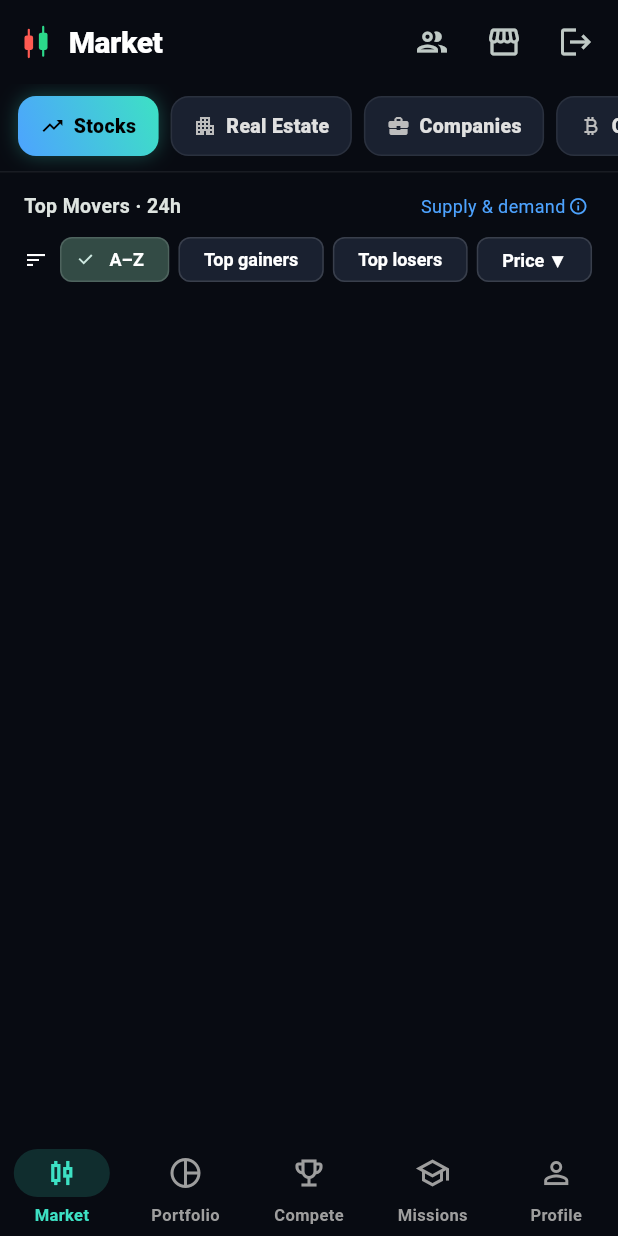
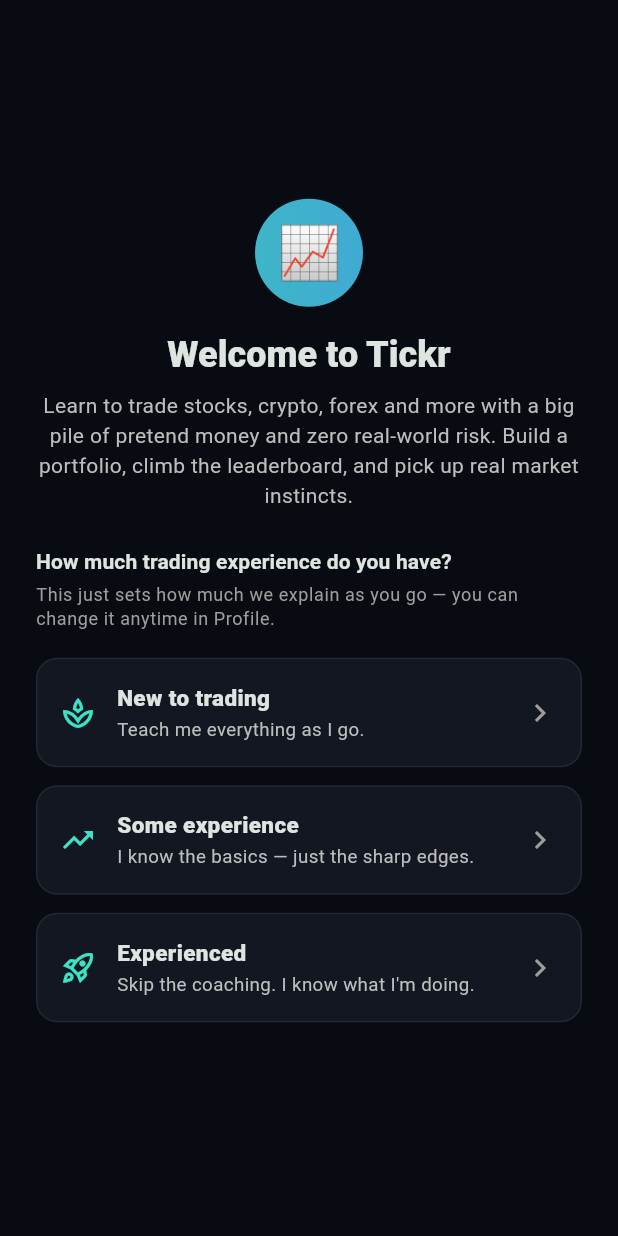
Before and after one commit to Reapa/tickr, a Flutter app: the screen it shows once a user with an empty profile is signed in, on a phone screen of 412 x 824 dp. Run offline on Flutter 3.47's test engine with Material 3 defaults, Android fonts, the phone set to English and light mode, and no system bars; our stand-ins replace fl_chart, flutter_riverpod, go_router, shared_preferences, supabase_flutter, web; accounts and stored records are empty.

Commit message:
Skill-level onboarding + contextual tutorial tips (#12b)
New players pick a skill level on first run, which tunes how much in-app
coaching they get; dismissible tips teach concepts in context.

- core/tutorial.dart: SkillLevel + persisted TutorialState (level + which
  tips were dismissed).
- Onboarding screen (welcome + skill picker) gates the app on first run,
  via a check in ShellScreen.
- core/widgets/tutorial_tip.dart: a dismissible coaching banner that shows
  once per player and only at/below its target skill level (beginners see
  the most, advanced see little). Placed on market, asset detail, order
  ticket, portfolio and compete.
- Profile gains a "Guidance & tutorial" sheet to change coaching level or
  replay the whole tutorial.

39 Dart tests pass, analyze clean. Client-only (no migration).

Co-Authored-By: Claude Opus 4.8 <noreply@anthropic.com>

```diff
--- a/app/lib/core/shell_screen.dart
+++ b/app/lib/core/shell_screen.dart
@@ -8,10 +8,12 @@ import '../features/portfolio/data/portfolio_repository.dart';
 import '../features/portfolio/presentation/positions_bar.dart';
 import '../features/profile/data/profile_repository.dart';
 import '../features/profile/presentation/daily_reward_dialog.dart';
+import '../features/onboarding/presentation/onboarding_screen.dart';
 import '../features/trading/data/trigger_alerts.dart';
 import 'app_update.dart';
 import 'format.dart';
 import 'theme.dart';
+import 'tutorial.dart';
 import 'widgets/celebration.dart';
 
 /// App chrome: bottom navigation on phones, navigation rail on wide screens
@@ -124,6 +126,10 @@ class ShellScreen extends ConsumerWidget {
 
   @override
   Widget build(BuildContext context, WidgetRef ref) {
+    // First-run: pick a skill level before the app opens up.
+    if (!ref.watch(tutorialProvider).onboarded) {
+      return const OnboardingScreen();
+    }
     _listenForTriggerFills(context, ref);
     _listenForLeveragedCloses(context, ref);
     _listenForLevelUp(context, ref);
--- /dev/null
+++ b/app/lib/core/tutorial.dart
@@ -0,0 +1,86 @@
+import 'package:flutter_riverpod/flutter_riverpod.dart';
+
+import 'prefs.dart';
+
+/// How much hand-holding the player wants. Higher rank = more experience =
+/// fewer tips. Chosen once during onboarding, changeable from Profile.
+enum SkillLevel {
+  beginner('New to trading', 'Teach me everything as I go.', 0),
+  intermediate('Some experience', 'I know the basics — just the sharp edges.', 1),
+  advanced('Experienced', 'Skip the coaching. I know what I\'m doing.', 2);
+
+  const SkillLevel(this.label, this.blurb, this.rank);
+
+  final String label;
+  final String blurb;
+  final int rank;
+}
+
+/// Onboarding + contextual-tip state. `skillLevel == null` means the player
+/// hasn't finished onboarding yet.
+class TutorialState {
+  const TutorialState({this.skillLevel, this.dismissed = const {}});
+
+  final SkillLevel? skillLevel;
+  final Set<String> dismissed;
+
+  bool get onboarded => skillLevel != null;
+
+  /// A tip written for experience "up to" [showUpTo] shows only if the player
+  /// is at or below that level and hasn't dismissed it. So beginners see the
+  /// most, advanced players see only tips marked for everyone.
+  bool showsTip(String id, SkillLevel showUpTo) =>
+      onboarded &&
+      !dismissed.contains(id) &&
+      skillLevel!.rank <= showUpTo.rank;
+
+  TutorialState copyWith({SkillLevel? skillLevel, Set<String>? dismissed}) =>
+      TutorialState(
+        skillLevel: skillLevel ?? this.skillLevel,
+        dismissed: dismissed ?? this.dismissed,
+      );
+}
+
+class TutorialNotifier extends Notifier<TutorialState> {
+  static const _kLevel = 'tutorial.skillLevel';
+  static const _kDismissed = 'tutorial.dismissed';
+
+  @override
+  TutorialState build() {
+    final prefs = ref.read(sharedPreferencesProvider);
+    return TutorialState(
+      skillLevel: _levelFromName(prefs.getString(_kLevel)),
+      dismissed: (prefs.getStringList(_kDismissed) ?? const []).toSet(),
+    );
+  }
+
+  static SkillLevel? _levelFromName(String? name) {
+    for (final level in SkillLevel.values) {
+      if (level.name == name) return level;
+    }
+    return null;
+  }
+
+  void setSkillLevel(SkillLevel level) {
+    ref.read(sharedPreferencesProvider).setString(_kLevel, level.name);
+    state = state.copyWith(skillLevel: level);
+  }
+
+  void dismissTip(String id) {
+    if (state.dismissed.contains(id)) return;
+    final next = {...state.dismissed, id};
+    ref.read(sharedPreferencesProvider).setStringList(_kDismissed, next.toList());
+    state = state.copyWith(dismissed: next);
+  }
+
+  /// Restart the whole tutorial (re-runs onboarding + re-shows every tip).
+  void reset() {
+    ref.read(sharedPreferencesProvider)
+      ..remove(_kLevel)
+      ..remove(_kDismissed);
+    state = const TutorialState();
+  }
+}
+
+final tutorialProvider =
+    NotifierProvider<TutorialNotifier, TutorialState>(TutorialNotifier.new);
--- a/app/lib/features/market/presentation/market_screen.dart
+++ b/app/lib/features/market/presentation/market_screen.dart
@@ -12,6 +12,7 @@ import '../../../core/widgets/skeleton.dart';
 import '../../../core/sector_colors.dart';
 import '../../../core/theme.dart';
 import '../../../core/widgets/price_flash.dart';
+import '../../../core/widgets/tutorial_tip.dart';
 import '../../profile/data/profile_repository.dart';
 import '../../trading/data/trading_repository.dart';
 import '../data/market_repository.dart';
@@ -256,6 +257,12 @@ class _MarketList extends ConsumerWidget {
           },
           child: ListView(
             children: [
+              const TutorialTip(
+                id: 'market_list',
+                text: 'This is the market. Tap any asset to see its chart and '
+                    'trade it. Locked classes (crypto, forex, more) unlock as '
+                    'you grow your net worth.',
+              ),
               if (showMovers) ...[
                 const TickerTape(),
                 const Divider(height: 1),
--- /dev/null
+++ b/app/lib/features/onboarding/presentation/onboarding_screen.dart
@@ -0,0 +1,131 @@
+import 'package:flutter/material.dart';
+import 'package:flutter_riverpod/flutter_riverpod.dart';
+
+import '../../../core/theme.dart';
+import '../../../core/tutorial.dart';
+
+/// One-time welcome shown to a new trader: what Tickr is, and a skill-level
+/// pick that tunes how much in-app coaching they'll get.
+class OnboardingScreen extends ConsumerWidget {
+  const OnboardingScreen({super.key});
+
+  @override
+  Widget build(BuildContext context, WidgetRef ref) {
+    return Scaffold(
+      body: SafeArea(
+        child: Center(
+          child: ConstrainedBox(
+            constraints: const BoxConstraints(maxWidth: 460),
+            child: ListView(
+              shrinkWrap: true,
+              padding: const EdgeInsets.all(24),
+              children: [
+                const SizedBox(height: 8),
+                Container(
+                  width: 72,
+                  height: 72,
+                  alignment: Alignment.center,
+                  decoration: BoxDecoration(
+                    shape: BoxShape.circle,
+                    gradient: LinearGradient(colors: [
+                      AppTheme.brand.withValues(alpha: 0.9),
+                      AppTheme.accent.withValues(alpha: 0.9),
+                    ]),
+                  ),
+                  child: const Text('📈', style: TextStyle(fontSize: 34)),
+                ),
+                const SizedBox(height: 16),
+                Text('Welcome to Tickr',
+                    textAlign: TextAlign.center,
+                    style: Theme.of(context)
+                        .textTheme
+                        .headlineSmall
+                        ?.copyWith(fontWeight: FontWeight.w900)),
+                const SizedBox(height: 8),
+                Text(
+                  'Learn to trade stocks, crypto, forex and more with a big pile '
+                  'of pretend money and zero real-world risk. Build a portfolio, '
+                  'climb the leaderboard, and pick up real market instincts.',
+                  textAlign: TextAlign.center,
+                  style: Theme.of(context)
+                      .textTheme
+                      .bodyMedium
+                      ?.copyWith(color: Colors.grey.shade400),
+                ),
+                const SizedBox(height: 24),
+                Text('How much trading experience do you have?',
+                    style: Theme.of(context)
+                        .textTheme
+                        .titleSmall
+                        ?.copyWith(fontWeight: FontWeight.w700)),
+                const SizedBox(height: 4),
+                Text('This just sets how much we explain as you go — you can '
+                    'change it anytime in Profile.',
+                    style: Theme.of(context)
+                        .textTheme
+                        .bodySmall
+                        ?.copyWith(color: Colors.grey.shade500)),
+                const SizedBox(height: 12),
+                for (final level in SkillLevel.values)
+                  _SkillCard(
+                    level: level,
+                    onPick: () =>
+                        ref.read(tutorialProvider.notifier).setSkillLevel(level),
+                  ),
+                const SizedBox(height: 12),
+              ],
+            ),
+          ),
+        ),
+      ),
+    );
+  }
+}
+
+class _SkillCard extends StatelessWidget {
+  const _SkillCard({required this.level, required this.onPick});
+
+  final SkillLevel level;
+  final VoidCallback onPick;
+
+  static const _icons = {
+    SkillLevel.beginner: Icons.spa_outlined,
+    SkillLevel.intermediate: Icons.trending_up,
+    SkillLevel.advanced: Icons.rocket_launch_outlined,
+  };
+
+  @override
+  Widget build(BuildContext context) {
+    return Card(
+      margin: const EdgeInsets.symmetric(vertical: 6),
+      child: InkWell(
+        borderRadius: BorderRadius.circular(AppTheme.radius),
+        onTap: onPick,
+        child: Padding(
+          padding: const EdgeInsets.all(16),
+          child: Row(
+            children: [
+              Icon(_icons[level], color: AppTheme.brand),
+              const SizedBox(width: 14),
+              Expanded(
+                child: Column(
+                  crossAxisAlignment: CrossAxisAlignment.start,
+                  children: [
+                    Text(level.label,
+                        style: const TextStyle(
+                            fontWeight: FontWeight.w800, fontSize: 15)),
+                    const SizedBox(height: 2),
+                    Text(level.blurb,
+                        style: TextStyle(
+                            fontSize: 12.5, color: Colors.grey.shade400)),
+                  ],
+                ),
+              ),
+              const Icon(Icons.chevron_right, color: Colors.grey),
+            ],
+          ),
+        ),
+      ),
+    );
+  }
+}
--- a/app/lib/features/portfolio/presentation/portfolio_screen.dart
+++ b/app/lib/features/portfolio/presentation/portfolio_screen.dart
@@ -10,6 +10,7 @@ import '../../../core/sector_colors.dart';
 import '../../../core/theme.dart';
 import '../../../core/widgets/concept_chip.dart';
 import '../../../core/widgets/price_flash.dart';
+import '../../../core/widgets/tutorial_tip.dart';
 import '../../leverage/data/leverage_repository.dart';
 import '../../leverage/presentation/leverage_position_card.dart';
 import '../../market/data/market_repository.dart';
@@ -60,6 +61,12 @@ class PortfolioScreen extends ConsumerWidget {
         },
         child: ListView(
           children: [
+            const TutorialTip(
+              id: 'portfolio',
+              text: 'Your net worth is cash plus everything you hold, marked to '
+                  'live prices. The chart tracks it over time; positions and '
+                  'queued orders sit below.',
+            ),
             Card(
               child: Container(
                 decoration: BoxDecoration(
--- a/app/lib/features/trading/presentation/order_ticket.dart
+++ b/app/lib/features/trading/presentation/order_ticket.dart
@@ -5,6 +5,7 @@ import '../../../core/education.dart';
 import '../../../core/format.dart';
 import '../../../core/theme.dart';
 import '../../../core/widgets/concept_chip.dart';
+import '../../../core/widgets/tutorial_tip.dart';
 import '../../market/domain/asset.dart';
 import '../../missions/data/missions_repository.dart';
 import '../../portfolio/data/portfolio_repository.dart';
@@ -189,6 +190,11 @@ class _OrderTicketState extends ConsumerState<OrderTicket> {
                 ? 'Cash available: ${Fmt.money(cash)}'
                 : 'You hold: ${Fmt.quantity(held)}',
             style: Theme.of(context).textTheme.bodySmall,
+          ),
+          const TutorialTip(
+            id: 'order_ticket',
+            text: 'Enter a number of units, or switch to “Amount” to spend a '
+                'set cash value. A market order fills at the live price now.',
           ),
           if (_isBuy) ...[
             const SizedBox(height: 12),
```
Also changed, not shown: app/lib/core/widgets/tutorial_tip.dart (added, +60 -0 lines), app/lib/features/competition/presentation/compete_screen.dart (+15 -1 lines), app/lib/features/market/presentation/asset_detail_screen.dart (+9 -0 lines), app/lib/features/profile/presentation/profile_screen.dart (+63 -0 lines).
